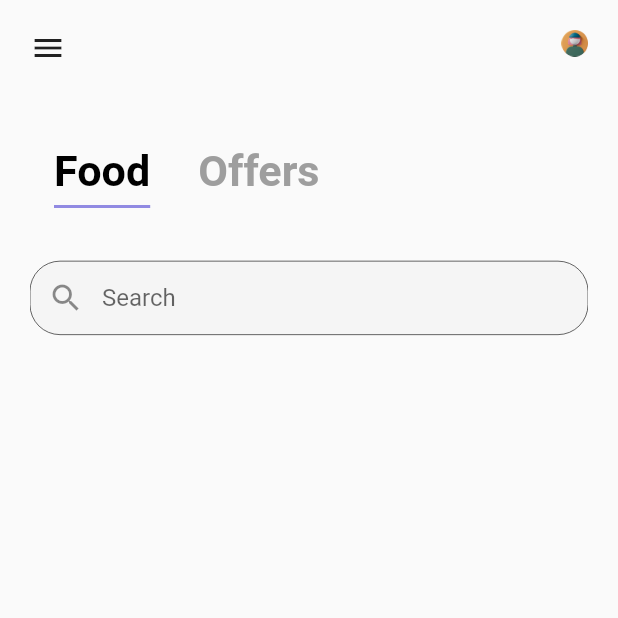
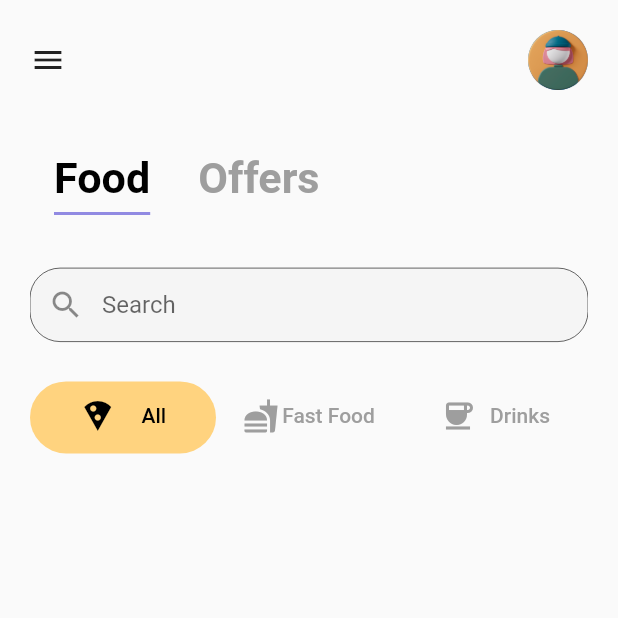
Before and after one commit to chrisokoriedev/foodui_apetch_class, a Flutter app: the screen it shows after launch, on a phone screen of 412 x 824 dp, the top half of it. Run offline on Flutter 3.47's test engine with Material 2 defaults, Android fonts, the phone set to English and light mode, and no system bars; our stand-ins replace flutter_screenutil, get, liquid_swipe.

Commit message:
food section

```diff
--- a/lib/view/foodsection.dart
+++ b/lib/view/foodsection.dart
@@ -22,7 +22,35 @@ class FoodSection extends StatelessWidget {
                 prefixIcon: const Icon(Icons.search),
                 border: OutlineInputBorder(
                     borderRadius: BorderRadius.circular(20))),
-          )
+          ),
+          sizedHeight(30),
+          DefaultTabController(
+              length: 3,
+              child: TabBar(
+                unselectedLabelColor: Colors.grey,
+                labelColor: kBlackColor,
+                indicatorSize: TabBarIndicatorSize.tab,
+                indicator: BoxDecoration(
+                    borderRadius: BorderRadius.circular(50), // Creates border
+                    color: yellowColor),
+                tabs: [
+                  buildTab(Icons.local_pizza, 'All'),
+                  buildTab(Icons.fastfood, 'Fast Food'),
+                  buildTab(Icons.coffee, 'Drinks'),
+                ],
+              ))
+        ],
+      ),
+    );
+  }
+
+  Tab buildTab(IconData iconData, String title) {
+    return Tab(
+      child: Row(
+        mainAxisAlignment: MainAxisAlignment.spaceEvenly,
+        children: [
+          Icon(iconData),
+          Text(title),
         ],
       ),
     );
--- a/lib/view/mainScreen.dart
+++ b/lib/view/mainScreen.dart
@@ -19,20 +19,22 @@ class MainScreen extends StatelessWidget {
             child: Column(
               children: [
                 SizedBox(
-                  height: 20.h,
                   child: Row(
                     mainAxisAlignment: MainAxisAlignment.spaceBetween,
                     children: [
                       GestureDetector(
                           onTap: () {}, child: const Icon(Icons.menu)),
-                      Image.asset(
-                        '${kImageUrl}avatar.png',
-                        fit: BoxFit.cover,
+                      CircleAvatar(
+                        radius: 20,
+                        child: Image.asset(
+                          '${kImageUrl}avatar.png',
+                          fit: BoxFit.cover,
+                        ),
                       )
                     ],
                   ),
                 ),
-                sizedHeight(60),
+                sizedHeight(40),
                 Row(
                   children: [
                     TabBar(
```
Also changed, not shown: lib/view/offersection.dart (+8 -4 lines), lib/view/tab.dart (added, +139 -0 lines).
